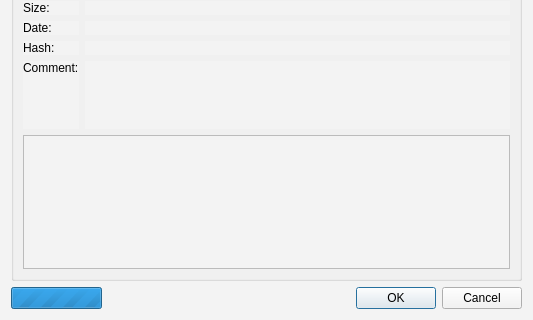
Before: the Qt Designer form qBittorrent-4_1_x/src/gui/addnewtorrentdialog.ui in somnathbghule/qt, drawn with Qt 5; both pictures show x 0 to 533 and y 392 to 712 of the 533 by 712 pixel window.
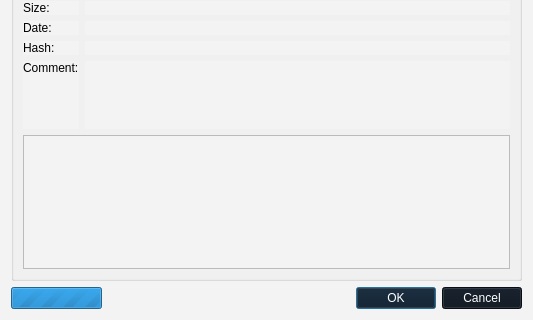
After: the same form once the commit is applied. Custom widgets are drawn as their Qt base class.

Commit message: Message Box and GroupBox Button UI changes & complier error fix

```diff
--- a/qBittorrent-4_1_x/src/gui/addnewtorrentdialog.ui
+++ b/qBittorrent-4_1_x/src/gui/addnewtorrentdialog.ui
@@ -366,6 +366,12 @@
      </item>
      <item>
       <widget class="QDialogButtonBox" name="buttonBox">
+       <property name="styleSheet">
+        <string notr="true">background-color: rgb(12, 20, 31);
+outline:none;
+color: rgb(255, 255, 255);
+buttonBox::hover:rgb(111, 195, 223)</string>
+       </property>
        <property name="standardButtons">
         <set>QDialogButtonBox::Cancel|QDialogButtonBox::Ok</set>
        </property>
```
The commit also changes 3 other files.
